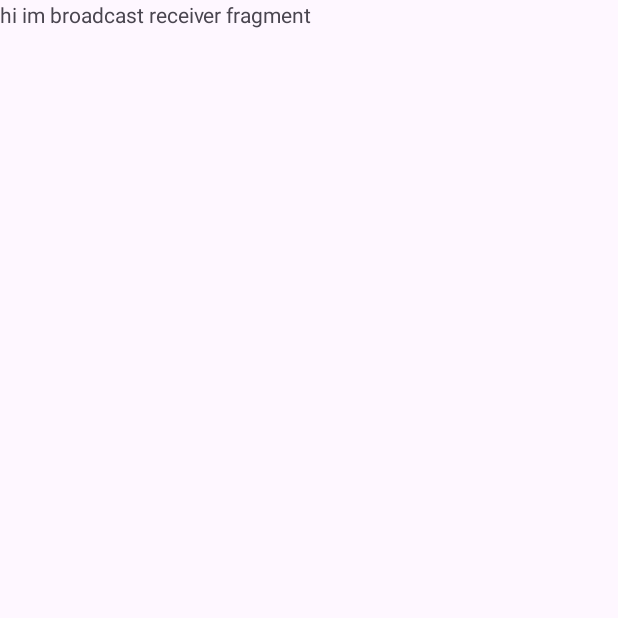
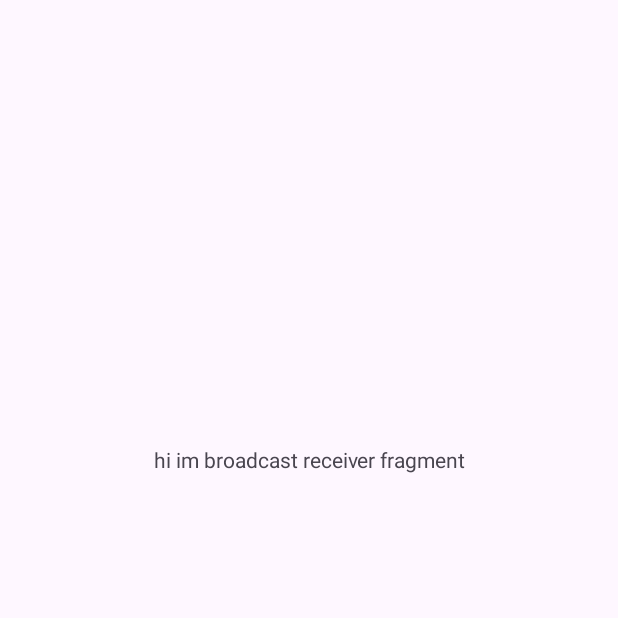
Before and after one commit to karukaaa/AdvancedAndroidLab1, an Android app: the BroadcastReceiverFragment screen opened through its navigation route, on a phone screen of 412 x 824 dp, the top half of it. Run offline under Robolectric (Android 15) with nearby library versions, the phone set to English and light mode, and no system bars.

Commit message:
broadcast reveicer works

```diff
--- a/Lab1/app/src/main/AndroidManifest.xml
+++ b/Lab1/app/src/main/AndroidManifest.xml
@@ -1,6 +1,9 @@
 <?xml version="1.0" encoding="utf-8"?>
 <manifest xmlns:android="http://schemas.android.com/apk/res/android"
     xmlns:tools="http://schemas.android.com/tools">
+
+    <uses-permission android:name="android.permission.MANAGE_DEVICE_POLICY_AIRPLANE_MODE"/>
+    <uses-permission android:name="android.permission.INTERNET"/>
 
     <application
         android:allowBackup="true"
--- /dev/null
+++ b/Lab1/app/src/main/java/com/example/lab1/AirplaneModeReceiver.kt
@@ -0,0 +1,17 @@
+package com.example.lab1
+
+import android.content.BroadcastReceiver
+import android.content.Context
+import android.content.Intent
+import android.widget.Toast
+
+class AirplaneModeReceiver : BroadcastReceiver() {
+    override fun onReceive(p0: Context?, p1: Intent?) {
+        if (p1?.action == "android.intent.action.AIRPLANE_MODE"){
+
+            val msg = "airplane mode changed: ${p1.getBooleanExtra("state", false)} intent: ${p1}"
+
+            Toast.makeText(p0, msg, Toast.LENGTH_SHORT).show()
+        }
+    }
+}
--- a/Lab1/app/src/main/java/com/example/lab1/Fragments/BroadcastReceiverFragment.kt
+++ b/Lab1/app/src/main/java/com/example/lab1/Fragments/BroadcastReceiverFragment.kt
@@ -1,30 +1,50 @@
 package com.example.lab1.Fragments
 
+import android.content.BroadcastReceiver
+import android.content.Context.RECEIVER_NOT_EXPORTED
+import android.content.Intent
+import android.content.IntentFilter
 import android.os.Bundle
 import androidx.fragment.app.Fragment
 import android.view.LayoutInflater
 import android.view.View
 import android.view.ViewGroup
+import android.widget.Button
+import androidx.core.content.ContextCompat
+import com.example.lab1.AirplaneModeReceiver
 import com.example.lab1.R
 
 
 class BroadcastReceiverFragment : Fragment() {
 
+    private lateinit var receiver: BroadcastReceiver
+
 
     override fun onCreate(savedInstanceState: Bundle?) {
         super.onCreate(savedInstanceState)
+        receiver = AirplaneModeReceiver()
     }
 
     override fun onCreateView(
         inflater: LayoutInflater, container: ViewGroup?,
         savedInstanceState: Bundle?
     ): View? {
-        // Inflate the layout for this fragment
         return inflater.inflate(R.layout.fragment_broadcast_receiver, container, false)
     }
 
+    override fun onResume() {
+        super.onResume()
+        val intentFilter = IntentFilter("android.intent.action.AIRPLANE_MODE")
+        val flag = ContextCompat.RECEIVER_EXPORTED
+        ContextCompat.registerReceiver(requireContext(), receiver, intentFilter, flag)
+    }
+
+    override fun onPause() {
+        super.onPause()
+        requireContext().unregisterReceiver(receiver)
+    }
+
     companion object {
-
         fun newInstance() = BroadcastReceiverFragment()
     }
 }
--- a/Lab1/app/src/main/res/layout/fragment_broadcast_receiver.xml
+++ b/Lab1/app/src/main/res/layout/fragment_broadcast_receiver.xml
@@ -1,14 +1,23 @@
 <?xml version="1.0" encoding="utf-8"?>
-<FrameLayout xmlns:android="http://schemas.android.com/apk/res/android"
+<androidx.constraintlayout.widget.ConstraintLayout xmlns:android="http://schemas.android.com/apk/res/android"
+    xmlns:app="http://schemas.android.com/apk/res-auto"
     xmlns:tools="http://schemas.android.com/tools"
     android:layout_width="match_parent"
     android:layout_height="match_parent"
     tools:context=".Fragments.BroadcastReceiverFragment">
 
-    <!-- TODO: Update blank fragment layout -->
     <TextView
+        android:id="@+id/textView"
         android:layout_width="match_parent"
-        android:layout_height="match_parent"
-        android:text="hi im broadcast receiver fragment" />
+        android:layout_height="wrap_content"
+        android:gravity="center"
+        android:text="hi im broadcast receiver fragment"
+        app:layout_constraintBottom_toBottomOf="parent"
+        app:layout_constraintEnd_toEndOf="parent"
+        app:layout_constraintHorizontal_bias="0.0"
+        app:layout_constraintStart_toStartOf="parent"
+        app:layout_constraintTop_toTopOf="parent"
+        app:layout_constraintVertical_bias="0.369" />
 
-</FrameLayout>
+
+</androidx.constraintlayout.widget.ConstraintLayout>
--- a/Lab1/gradle/libs.versions.toml
+++ b/Lab1/gradle/libs.versions.toml
@@ -1,11 +1,13 @@
 [versions]
 agp = "8.6.0"
+facebookShare = "latest.release"
 kotlin = "1.9.0"
 coreKtx = "1.15.0"
 junit = "4.13.2"
 junitVersion = "1.2.1"
 espressoCore = "3.6.1"
 appcompat = "1.7.0"
+kotlinxSerializationJson = "1.7.3"
 material = "1.12.0"
 activity = "1.10.0"
 constraintlayout = "2.2.0"
@@ -14,10 +16,14 @@ navigationUiKtx = "2.8.7"
 
 [libraries]
 androidx-core-ktx = { group = "androidx.core", name = "core-ktx", version.ref = "coreKtx" }
+androidx-navigation-fragment = { module = "androidx.navigation:navigation-fragment", version.ref = "navigationFragmentKtx" }
+androidx-navigation-ui = { module = "androidx.navigation:navigation-ui", version.ref = "navigationFragmentKtx" }
+facebook-share = { module = "com.facebook.android:facebook-share", version.ref = "facebookShare" }
 junit = { group = "junit", name = "junit", version.ref = "junit" }
 androidx-junit = { group = "androidx.test.ext", name = "junit", version.ref = "junitVersion" }
 androidx-espresso-core = { group = "androidx.test.espresso", name = "espresso-core", version.ref = "espressoCore" }
 androidx-appcompat = { group = "androidx.appcompat", name = "appcompat", version.ref = "appcompat" }
+kotlinx-serialization-json = { module = "org.jetbrains.kotlinx:kotlinx-serialization-json", version.ref = "kotlinxSerializationJson" }
 material = { group = "com.google.android.material", name = "material", version.ref = "material" }
 androidx-activity = { group = "androidx.activity", name = "activity", version.ref = "activity" }
 androidx-constraintlayout = { group = "androidx.constraintlayout", name = "constraintlayout", version.ref = "constraintlayout" }
```
Also changed, not shown: Lab1/app/build.gradle.kts (+6 -4 lines), Lab1/app/src/main/java/com/example/lab1/Fragments/IntentDeepLinkFragment.kt (+30 -1 lines), Lab1/app/src/main/res/layout/fragment_intent_deep_link.xml (+21 -4 lines), Lab1/build.gradle.kts (line endings or trailing spaces).
